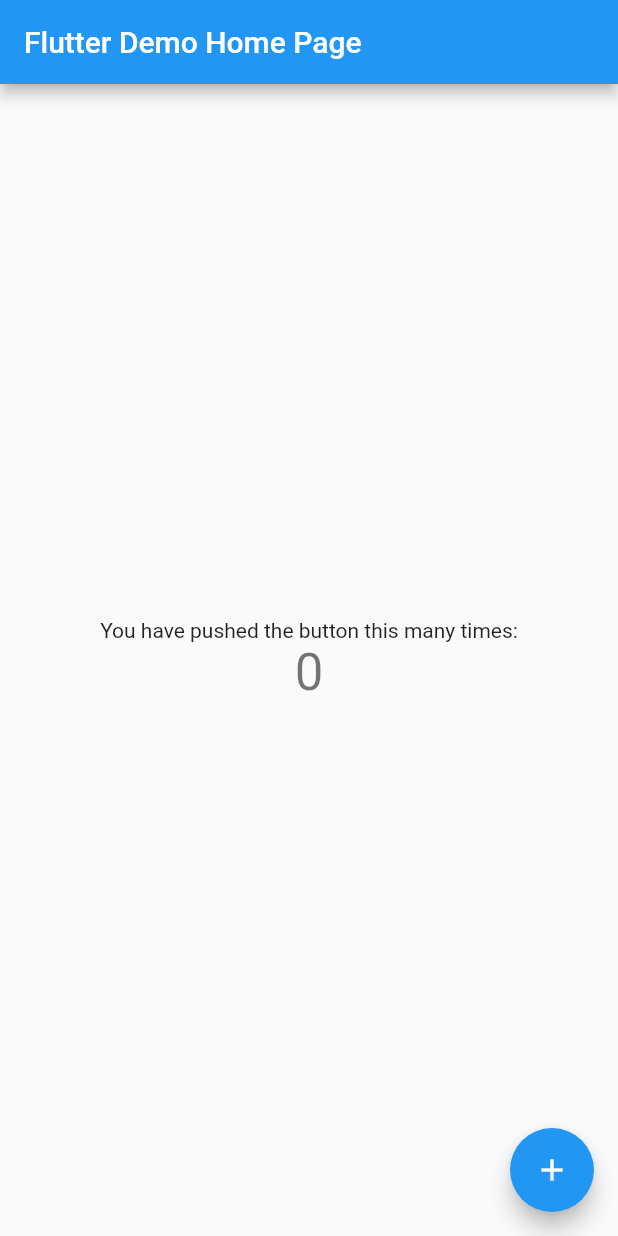
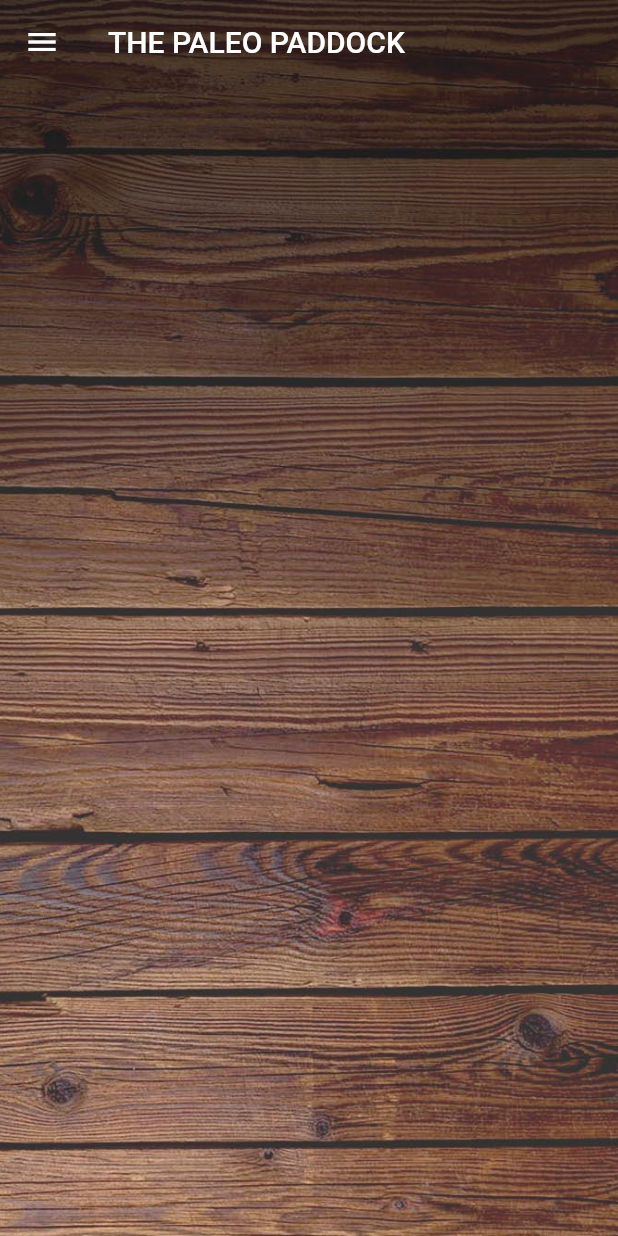
Before and after one commit to xtzaferis/flutter_hidden_menu, a Flutter app: the screen it shows after launch, on a phone screen of 412 x 824 dp. Run offline on Flutter 3.47's test engine with Material 2 defaults, Android fonts, the phone set to English and light mode, and no system bars.

Commit message:
started with menu

```diff
--- a/lib/main.dart
+++ b/lib/main.dart
@@ -3,107 +3,44 @@ import 'package:flutter/material.dart';
 void main() => runApp(new MyApp());
 
 class MyApp extends StatelessWidget {
-  // This widget is the root of your application.
   @override
   Widget build(BuildContext context) {
     return new MaterialApp(
-      title: 'Flutter Demo',
+      title: 'Zoom Menu',
       theme: new ThemeData(
-        // This is the theme of your application.
-        //
-        // Try running your application with "flutter run". You'll see the
-        // application has a blue toolbar. Then, without quitting the app, try
-        // changing the primarySwatch below to Colors.green and then invoke
-        // "hot reload" (press "r" in the console where you ran "flutter run",
-        // or press Run > Flutter Hot Reload in IntelliJ). Notice that the
-        // counter didn't reset back to zero; the application is not restarted.
         primarySwatch: Colors.blue,
       ),
-      home: new MyHomePage(title: 'Flutter Demo Home Page'),
+      home: new MyHomePage(),
     );
   }
 }
 
 class MyHomePage extends StatefulWidget {
-  MyHomePage({Key key, this.title}) : super(key: key);
-
-  // This widget is the home page of your application. It is stateful, meaning
-  // that it has a State object (defined below) that contains fields that affect
-  // how it looks.
-
-  // This class is the configuration for the state. It holds the values (in this
-  // case the title) provided by the parent (in this case the App widget) and
-  // used by the build method of the State. Fields in a Widget subclass are
-  // always marked "final".
-
-  final String title;
-
   @override
   _MyHomePageState createState() => new _MyHomePageState();
 }
 
 class _MyHomePageState extends State<MyHomePage> {
-  int _counter = 0;
-
-  void _incrementCounter() {
-    setState(() {
-      // This call to setState tells the Flutter framework that something has
-      // changed in this State, which causes it to rerun the build method below
-      // so that the display can reflect the updated values. If we changed
-      // _counter without calling setState(), then the build method would not be
-      // called again, and so nothing would appear to happen.
-      _counter++;
-    });
-  }
-
   @override
   Widget build(BuildContext context) {
-    // This method is rerun every time setState is called, for instance as done
-    // by the _incrementCounter method above.
-    //
-    // The Flutter framework has been optimized to make rerunning build methods
-    // fast, so that you can just rebuild anything that needs updating rather
-    // than having to individually change instances of widgets.
-    return new Scaffold(
-      appBar: new AppBar(
-        // Here we take the value from the MyHomePage object that was created by
-        // the App.build method, and use it to set our appbar title.
-        title: new Text(widget.title),
+    return Container(
+      decoration: BoxDecoration(
+        image: DecorationImage(
+            image: AssetImage('assets/wood_bk.jpg'), fit: BoxFit.cover),
       ),
-      body: new Center(
-        // Center is a layout widget. It takes a single child and positions it
-        // in the middle of the parent.
-        child: new Column(
-          // Column is also layout widget. It takes a list of children and
-          // arranges them vertically. By default, it sizes itself to fit its
-          // children horizontally, and tries to be as tall as its parent.
-          //
-          // Invoke "debug paint" (press "p" in the console where you ran
-          // "flutter run", or select "Toggle Debug Paint" from the Flutter tool
-          // window in IntelliJ) to see the wireframe for each widget.
-          //
-          // Column has various properties to control how it sizes itself and
-          // how it positions its children. Here we use mainAxisAlignment to
-          // center the children vertically; the main axis here is the vertical
-          // axis because Columns are vertical (the cross axis would be
-          // horizontal).
-          mainAxisAlignment: MainAxisAlignment.center,
-          children: <Widget>[
-            new Text(
-              'You have pushed the button this many times:',
-            ),
-            new Text(
-              '$_counter',
-              style: Theme.of(context).textTheme.display1,
-            ),
-          ],
+      child: Scaffold(
+        backgroundColor: Colors.transparent,
+        appBar: AppBar(
+          backgroundColor: Colors.transparent,
+          elevation: 0.0,
+          leading: IconButton(
+            onPressed: () {},
+            icon: Icon(Icons.menu),
+          ),
+          title: Text('THE PALEO PADDOCK'),
         ),
+        body: Container(),
       ),
-      floatingActionButton: new FloatingActionButton(
-        onPressed: _incrementCounter,
-        tooltip: 'Increment',
-        child: new Icon(Icons.add),
-      ), // This trailing comma makes auto-formatting nicer for build methods.
     );
   }
 }
```
Also changed, not shown: pubspec.yaml (+18 -12 lines), assets/BebasNeue-Regular.ttf (added), assets/Mermaid1001.ttf (added), assets/dark_grunge_bk.jpg (added), assets/eggs_in_skillet.jpg (added), assets/other_screen_bk.jpg (added), assets/other_screen_card_photo.jpg (added), assets/spoons_of_spices.jpg (added), assets/steak_on_cooktop.jpg (added), assets/wood_bk.jpg (added), 5 other files.
